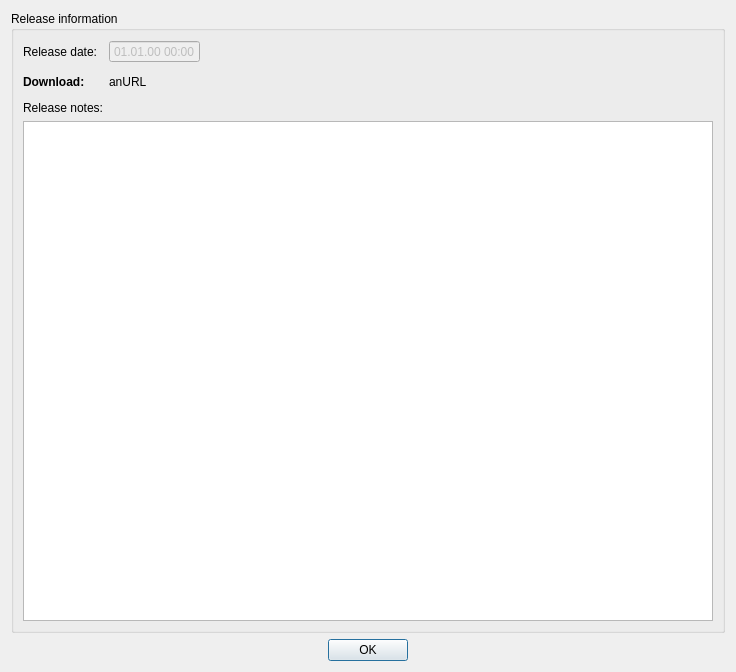
Above: src/releaseinfodialog.ui from velnias75/NetMauMau-Qt-Client before the change. Below: the same form after it.
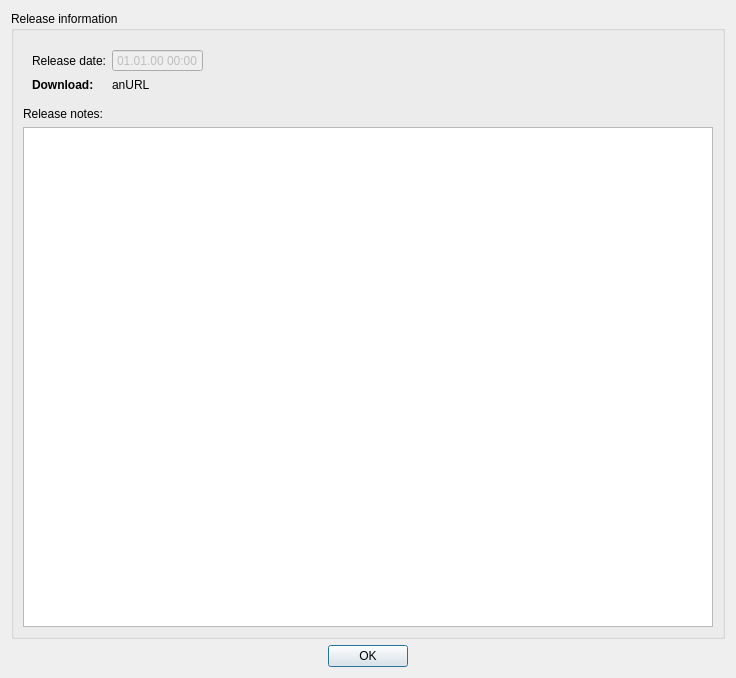
That is the form after the change.

```diff
--- a/src/releaseinfodialog.ui
+++ b/src/releaseinfodialog.ui
@@ -2,14 +2,6 @@
 <ui version="4.0">
  <class>ReleaseInfoDialog</class>
  <widget class="QDialog" name="ReleaseInfoDialog">
-  <property name="geometry">
-   <rect>
-    <x>0</x>
-    <y>0</y>
-    <width>712</width>
-    <height>620</height>
-   </rect>
-  </property>
   <property name="windowTitle">
    <string notr="true">Dialog</string>
   </property>
@@ -19,6 +11,15 @@
      <property name="title">
       <string>Release information</string>
      </property>
+     <layout class="QVBoxLayout" name="verticalLayout_2">
+      <item>
+       <widget class="QWidget" name="widget" native="true">
+        <property name="sizePolicy">
+         <sizepolicy hsizetype="Preferred" vsizetype="Maximum">
+          <horstretch>0</horstretch>
+          <verstretch>0</verstretch>
+         </sizepolicy>
+        </property>
      <layout class="QFormLayout" name="formLayout">
       <item row="0" column="0">
        <widget class="QLabel" name="label">
@@ -27,6 +28,19 @@
         </property>
        </widget>
       </item>
+         <item row="1" column="0">
+          <widget class="QLabel" name="label_2">
+           <property name="font">
+            <font>
+             <weight>75</weight>
+             <bold>true</bold>
+            </font>
+           </property>
+           <property name="text">
+            <string>Download:</string>
+           </property>
+          </widget>
+         </item>
       <item row="0" column="1">
        <widget class="QDateTimeEdit" name="releaseDateEdit">
         <property name="enabled">
@@ -49,20 +63,7 @@
         </property>
        </widget>
       </item>
-      <item row="2" column="0">
-       <widget class="QLabel" name="label_2">
-        <property name="font">
-         <font>
-          <weight>75</weight>
-          <bold>true</bold>
-         </font>
-        </property>
-        <property name="text">
-         <string>Download:</string>
-        </property>
-       </widget>
-      </item>
-      <item row="2" column="1">
+         <item row="1" column="1">
        <widget class="QLabel" name="dlUrlLabel">
         <property name="text">
          <string notr="true">anURL</string>
@@ -72,7 +73,17 @@
         </property>
        </widget>
       </item>
-      <item row="5" column="0" colspan="2">
+        </layout>
+       </widget>
+      </item>
+      <item>
+       <widget class="QLabel" name="label_3">
+        <property name="text">
+         <string>Release notes:</string>
+        </property>
+       </widget>
+      </item>
+      <item>
        <widget class="QTextBrowser" name="releaseHtml">
         <property name="minimumSize">
          <size>
@@ -88,39 +99,6 @@
         </property>
        </widget>
       </item>
-      <item row="4" column="0">
-       <widget class="QLabel" name="label_3">
-        <property name="text">
-         <string>Release notes:</string>
-        </property>
-       </widget>
-      </item>
-      <item row="1" column="0">
-       <spacer name="verticalSpacer">
-        <property name="orientation">
-         <enum>Qt::Vertical</enum>
-        </property>
-        <property name="sizeHint" stdset="0">
-         <size>
-          <width>20</width>
-          <height>40</height>
-         </size>
-        </property>
-       </spacer>
-      </item>
-      <item row="3" column="0">
-       <spacer name="verticalSpacer_2">
-        <property name="orientation">
-         <enum>Qt::Vertical</enum>
-        </property>
-        <property name="sizeHint" stdset="0">
-         <size>
-          <width>20</width>
-          <height>40</height>
-         </size>
-        </property>
-       </spacer>
-      </item>
      </layout>
     </widget>
    </item>
```
Lines whose indentation alone changed are shown as unchanged.
